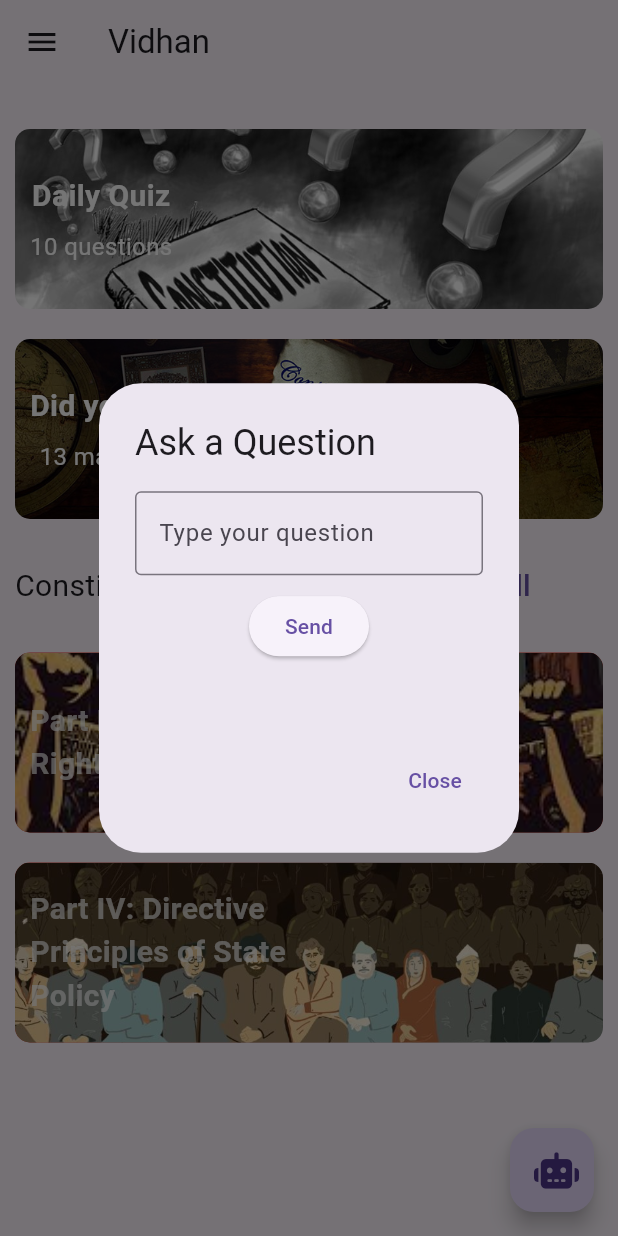
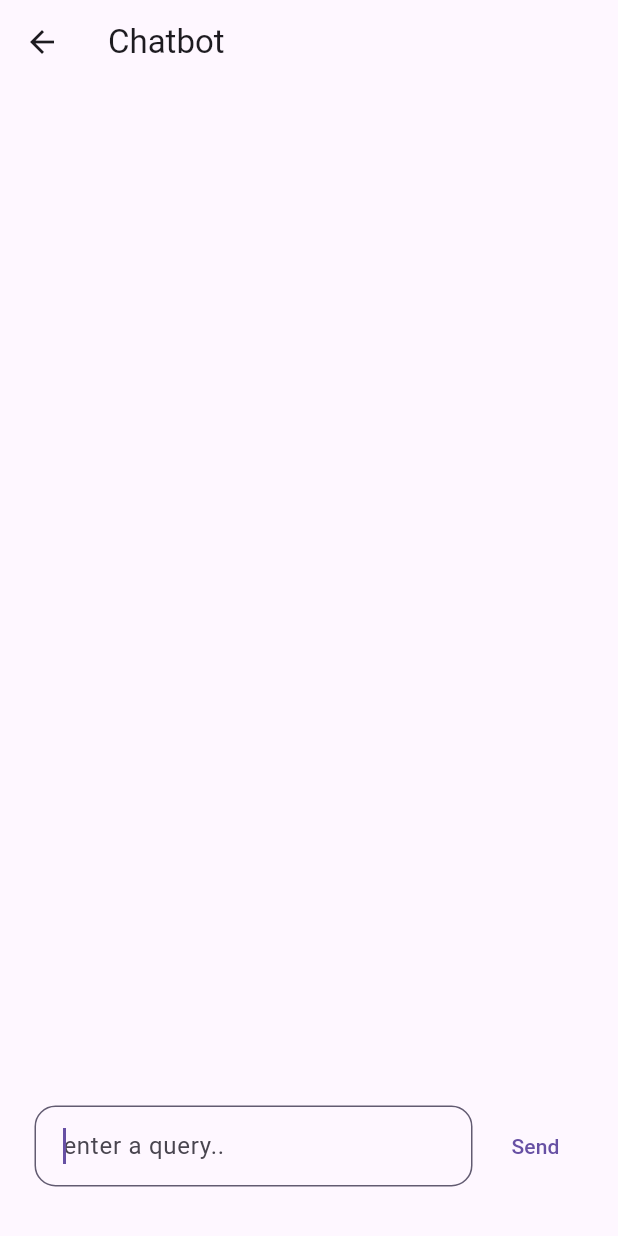
Before and after one commit to Sachinbgithub/vidhan, a Flutter app: the HomePage screen opened by its route, after a tap on an icon or button, on a phone screen of 412 x 824 dp. Run offline on Flutter 3.47's test engine with Material 3 defaults, Android fonts, the phone set to English and light mode, and no system bars; our stand-ins replace audioplayers, firebase_auth, firebase_core, flutter_markdown, font_awesome_flutter, google_generative_ai and 1 more; accounts and stored records are empty; network calls fail.

Commit message:
chatbot.....1

```diff
--- a/lib/main.dart
+++ b/lib/main.dart
@@ -2,6 +2,7 @@
 import 'package:firebase_auth/firebase_auth.dart';
 import 'package:flutter/material.dart';
 import 'package:firebase_core/firebase_core.dart';
+import 'package:vidhan/Chatbot/chatbot.dart';
 import 'package:vidhan/content/facts.dart';
 import 'package:vidhan/content/principles/part_3.dart';
 import 'package:vidhan/content/principles/part_3.dart';
@@ -44,6 +45,7 @@
         '/home': (context) => const HomePage(),
         '/login': (context) => const LoginPage(),
         '/quize': (context) => const QuizScreen(),
+        '/ChatBot': (context) => const Chat_Bot(),
         '/part_4': (context) => DutiesAndPrinciplesPage(),
         '/facts': (context) => const Facts(),
         '/part_3': (context) => RightsPage(),
--- a/lib/pages/homepage.dart
+++ b/lib/pages/homepage.dart
@@ -3,6 +3,7 @@ import 'package:flutter/material.dart';
 import 'package:firebase_auth/firebase_auth.dart';
 import 'package:flutter/widgets.dart';
 import 'package:font_awesome_flutter/font_awesome_flutter.dart';
+import 'package:vidhan/Chatbot/chatbot.dart';
 import 'package:vidhan/main.dart';
 import 'package:vidhan/pages/profile_page.dart';
 import 'package:vidhan/pages/settings_page.dart';
@@ -421,18 +422,20 @@ class _HomePageState extends State<HomePage> {
     showDialog(
       context: context,
       builder: (BuildContext context) {
-        return AlertDialog(
-          title: Text("Ask a Question"),
-          content: ChatBox(),
-          actions: [
-            TextButton(
-              child: Text("Close"),
-              onPressed: () {
-                Navigator.of(context).pop();
-              },
-            ),
-          ],
-        );
+        return Chat_Bot();
+        // return
+        // AlertDialog(
+        //   title: Text("Ask a Question"),
+        //   content: ChatBox(),
+        //   actions: [
+        //     TextButton(
+        //       child: Text("Close"),
+        //       onPressed: () {
+        //         Navigator.of(context).pop();
+        //       },
+        //     ),
+        //   ],
+        // );
       },
     );
   }
```
Also changed, not shown: lib/Chatbot/chatbot.dart (+25 -2 lines), lib/Chatbot/msg_widget.dart (+60 -5 lines).
